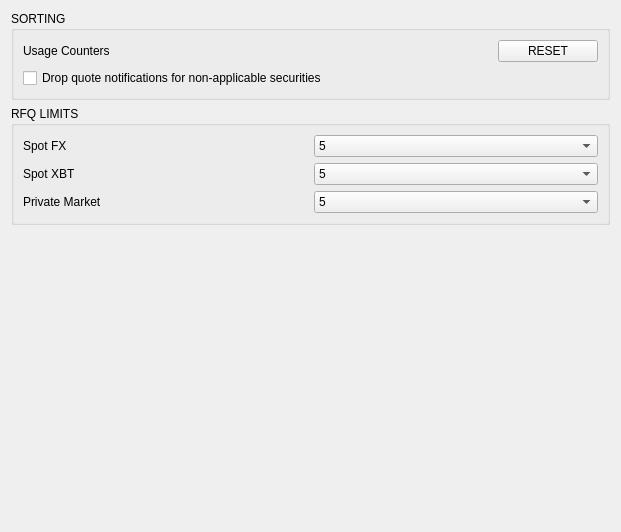
This is BlockSettleUILib/DealingSettingsPage.ui in BlockSettle/terminal as Qt 5 draws it before an edit. The edited form follows.
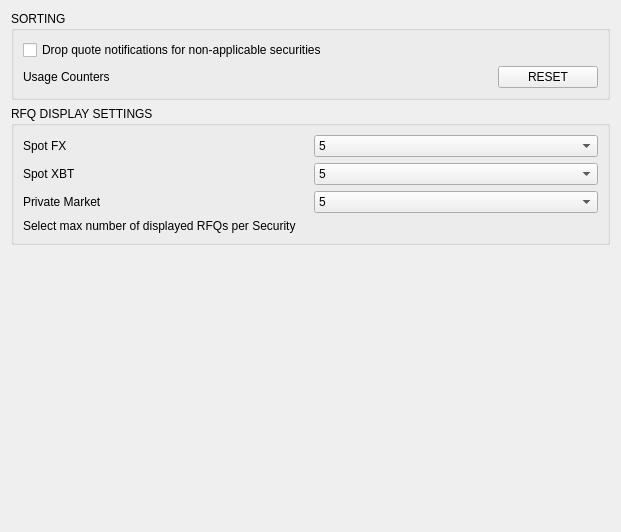
This is the edited form.

Patch:
```diff
--- a/BlockSettleUILib/DealingSettingsPage.ui
+++ b/BlockSettleUILib/DealingSettingsPage.ui
@@ -20,6 +20,13 @@
       <string>SORTING</string>
      </property>
      <layout class="QVBoxLayout" name="verticalLayout">
+      <item>
+       <widget class="QCheckBox" name="checkBoxDrop">
+        <property name="text">
+         <string>Drop quote notifications for non-applicable securities</string>
+        </property>
+       </widget>
+      </item>
       <item>
        <layout class="QHBoxLayout" name="horizontalLayout">
         <item>
@@ -75,20 +82,13 @@
         </item>
        </layout>
       </item>
-      <item>
-       <widget class="QCheckBox" name="checkBoxDrop">
-        <property name="text">
-         <string>Drop quote notifications for non-applicable securities</string>
-        </property>
-       </widget>
-      </item>
      </layout>
     </widget>
    </item>
    <item>
     <widget class="QGroupBox" name="groupBox">
      <property name="title">
-      <string>RFQ LIMITS</string>
+      <string>RFQ DISPLAY SETTINGS</string>
      </property>
      <layout class="QVBoxLayout" name="verticalLayout_2">
       <item>
@@ -230,6 +230,16 @@
         </layout>
        </widget>
       </item>
+      <item>
+       <widget class="QLabel" name="label_5">
+        <property name="text">
+         <string>Select max number of displayed RFQs per Security</string>
+        </property>
+        <property name="statusWarningLabel" stdset="0">
+         <bool>true</bool>
+        </property>
+       </widget>
+      </item>
      </layout>
     </widget>
    </item>
```
